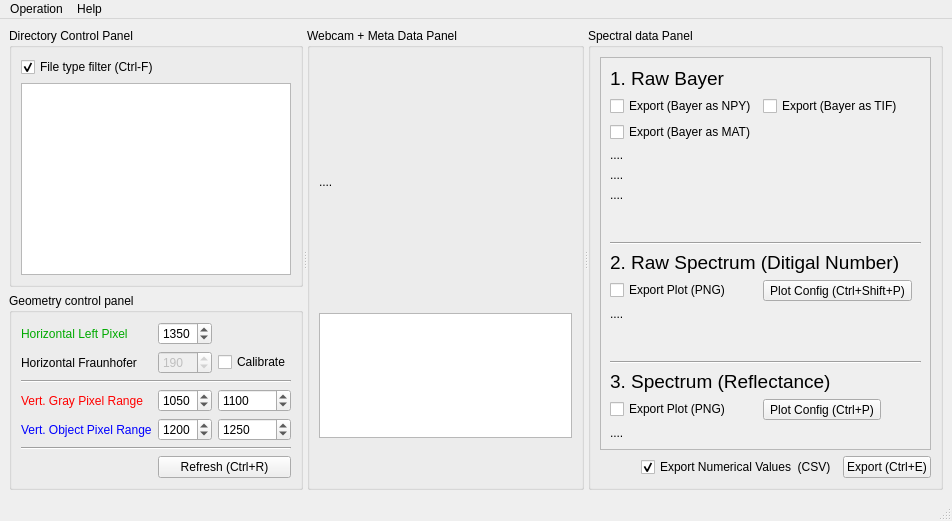
Qt form UI/UI_Mainwindow.ui (garid3000/bps_spectrometer_gui) before a commit.
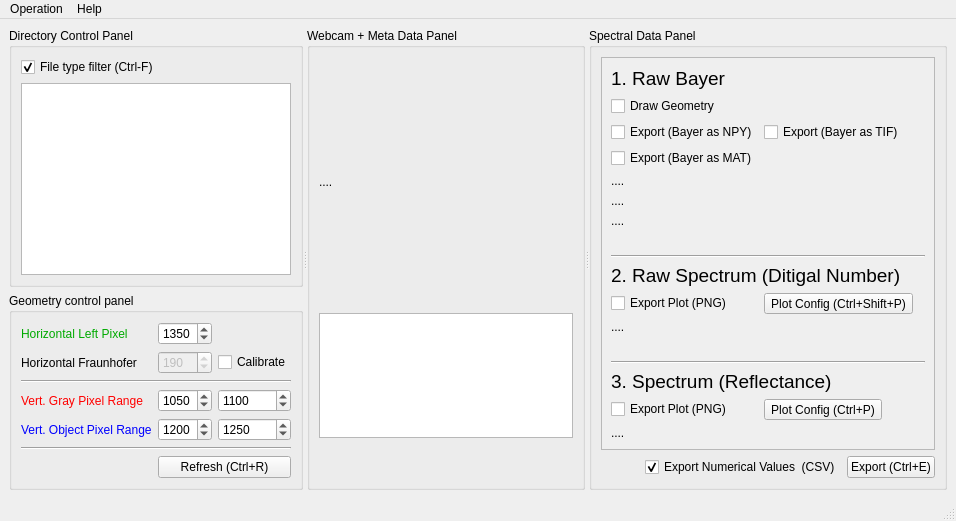
The same form after that commit. Custom widgets are drawn as their Qt base class.

Commit message: Feat: toggle-able visiblity of red/blue cropping regional boxes

Diff of the .ui file:
```diff
--- a/UI/UI_Mainwindow.ui
+++ b/UI/UI_Mainwindow.ui
@@ -2,6 +2,14 @@
 <ui version="4.0">
  <class>MainWindow</class>
  <widget class="QMainWindow" name="MainWindow">
+  <property name="geometry">
+   <rect>
+    <x>0</x>
+    <y>0</y>
+    <width>956</width>
+    <height>521</height>
+   </rect>
+  </property>
   <property name="windowTitle">
    <string>MainWindow</string>
   </property>
@@ -310,7 +318,7 @@
       </widget>
       <widget class="QGroupBox" name="gp_spectral_panel">
        <property name="title">
-        <string>Spectral data Panel</string>
+        <string>Spectral Data Panel</string>
        </property>
        <layout class="QGridLayout" name="gridLayout_4">
         <item row="2" column="2">
@@ -354,7 +362,7 @@
              <x>0</x>
              <y>0</y>
              <width>321</width>
-             <height>426</height>
+             <height>412</height>
             </rect>
            </property>
            <layout class="QFormLayout" name="formLayout">
@@ -372,14 +380,14 @@
               </property>
              </widget>
             </item>
-            <item row="12" column="0" colspan="2">
+            <item row="13" column="0" colspan="2">
              <widget class="Line" name="line">
               <property name="orientation">
                <enum>Qt::Horizontal</enum>
               </property>
              </widget>
             </item>
-            <item row="14" column="0" colspan="2">
+            <item row="15" column="0" colspan="2">
              <widget class="QLabel" name="label_2">
               <property name="font">
                <font>
@@ -392,14 +400,14 @@
               </property>
              </widget>
             </item>
-            <item row="20" column="0" colspan="2">
+            <item row="21" column="0" colspan="2">
              <widget class="Line" name="line_2">
               <property name="orientation">
                <enum>Qt::Horizontal</enum>
               </property>
              </widget>
             </item>
-            <item row="22" column="0" colspan="2">
+            <item row="23" column="0" colspan="2">
              <widget class="QLabel" name="label_3">
               <property name="font">
                <font>
@@ -412,63 +420,63 @@
               </property>
              </widget>
             </item>
-            <item row="3" column="0" colspan="2">
-             <widget class="QLabelClick" name="limg_bayer_full">
-              <property name="text">
-               <string>....</string>
-              </property>
-             </widget>
-            </item>
             <item row="4" column="0" colspan="2">
-             <widget class="QLabelClick" name="limg_bayer_gray">
+             <widget class="QLabelClick" name="limg_bayer_full">
               <property name="text">
                <string>....</string>
               </property>
              </widget>
             </item>
             <item row="5" column="0" colspan="2">
+             <widget class="QLabelClick" name="limg_bayer_gray">
+              <property name="text">
+               <string>....</string>
+              </property>
+             </widget>
+            </item>
+            <item row="6" column="0" colspan="2">
              <widget class="QLabelClick" name="limg_bayer_obje">
               <property name="text">
                <string>....</string>
               </property>
              </widget>
             </item>
-            <item row="15" column="0">
+            <item row="16" column="0">
              <widget class="QCheckBox" name="checkBox_4">
               <property name="text">
                <string>Export Plot (PNG)</string>
               </property>
              </widget>
             </item>
-            <item row="15" column="1">
+            <item row="16" column="1">
              <widget class="QToolButton" name="tbtn_raw_spectrum_config">
               <property name="text">
                <string>Plot Config (Ctrl+Shift+P)</string>
               </property>
              </widget>
             </item>
-            <item row="1" column="0">
+            <item row="2" column="0">
              <widget class="QCheckBox" name="checkBox_2">
               <property name="text">
                <string>Export (Bayer as NPY)</string>
               </property>
              </widget>
             </item>
-            <item row="1" column="1">
+            <item row="2" column="1">
              <widget class="QCheckBox" name="checkBox">
               <property name="text">
                <string>Export (Bayer as TIF)</string>
               </property>
              </widget>
             </item>
-            <item row="2" column="0">
+            <item row="3" column="0">
              <widget class="QCheckBox" name="checkBox_3">
               <property name="text">
                <string>Export (Bayer as MAT)</string>
               </property>
              </widget>
             </item>
-            <item row="6" column="0" colspan="2">
+            <item row="7" column="0" colspan="2">
              <spacer name="verticalSpacer">
               <property name="orientation">
                <enum>Qt::Vertical</enum>
@@ -481,7 +489,7 @@
               </property>
              </spacer>
             </item>
-            <item row="19" column="0" colspan="2">
+            <item row="20" column="0" colspan="2">
              <spacer name="verticalSpacer_3">
               <property name="orientation">
                <enum>Qt::Vertical</enum>
@@ -494,34 +502,41 @@
               </property>
              </spacer>
             </item>
-            <item row="23" column="1">
+            <item row="24" column="1">
              <widget class="QToolButton" name="tbtn_ref_spectrum_config">
               <property name="text">
                <string>Plot Config (Ctrl+P)</string>
               </property>
              </widget>
             </item>
-            <item row="23" column="0">
+            <item row="24" column="0">
              <widget class="QCheckBox" name="checkBox_5">
               <property name="text">
                <string>Export Plot (PNG)</string>
               </property>
              </widget>
             </item>
-            <item row="24" column="0" colspan="2">
+            <item row="25" column="0" colspan="2">
              <widget class="QLabelClick" name="limg_ref_spectrum">
               <property name="text">
                <string>....</string>
               </property>
              </widget>
             </item>
-            <item row="16" column="0" colspan="2">
+            <item row="17" column="0" colspan="2">
              <widget class="QLabelClick" name="limg_raw_spectrum">
               <property name="text">
                <string>....</string>
               </property>
              </widget>
             </item>
+            <item row="1" column="0">
+             <widget class="QCheckBox" name="cb_bayer_show_geometry">
+              <property name="text">
+               <string>Draw Geometry</string>
+              </property>
+             </widget>
+            </item>
            </layout>
           </widget>
          </widget>
@@ -538,7 +553,7 @@
     <rect>
      <x>0</x>
      <y>0</y>
-     <width>934</width>
+     <width>956</width>
      <height>19</height>
     </rect>
    </property>
```
The commit also changes 2 other files.
